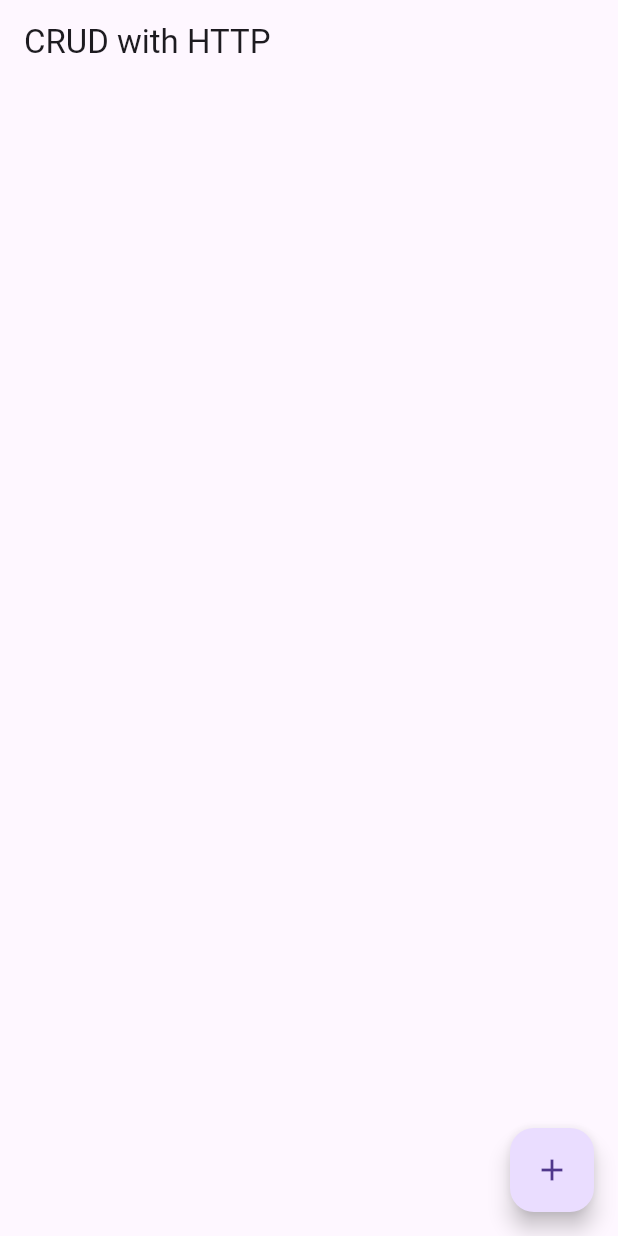
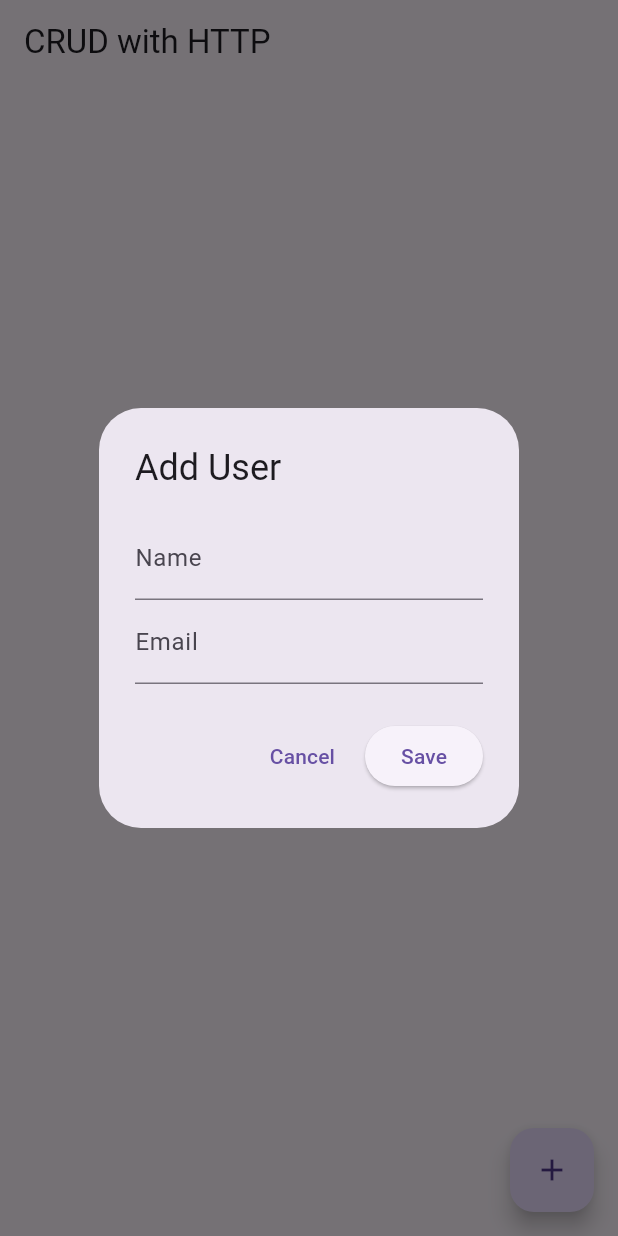
Before and after one commit to sezenteen/Flutter-HTTP-by-JSONplaceholder, a Flutter app: the screen it shows after launch, after a tap on the "add" icon, on a phone screen of 412 x 824 dp. Run offline on Flutter 3.47's test engine with Material 3 defaults, Android fonts, the phone set to English and light mode, and no system bars; network calls fail.

Commit message:
aldaa zassan

```diff
--- a/lib/main.dart
+++ b/lib/main.dart
@@ -92,6 +92,53 @@ Future<void> deleteUser(int id) async {
     }
   }
 
+  // Dialog for adding or editing a user
+  Future<void> showUserDialog({int? id, String? name, String? email}) async {
+    final nameController = TextEditingController(text: name ?? '');
+    final emailController = TextEditingController(text: email ?? '');
+
+    await showDialog(
+      context: context,
+      builder: (context) {
+        return AlertDialog(
+          title: Text(id == null ? 'Add User' : 'Edit User'),
+          content: Column(
+            mainAxisSize: MainAxisSize.min,
+            children: [
+              TextField(
+                controller: nameController,
+                decoration: const InputDecoration(labelText: 'Name'),
+              ),
+              TextField(
+                controller: emailController,
+                decoration: const InputDecoration(labelText: 'Email'),
+              ),
+            ],
+          ),
+          actions: [
+            TextButton(
+              onPressed: () => Navigator.pop(context),
+              child: const Text('Cancel'),
+            ),
+            ElevatedButton(
+              onPressed: () {
+                final userName = nameController.text;
+                final userEmail = emailController.text;
+
+                if (id == null) {
+                  addUser(userName, userEmail); // Add new user
+                } else {
+                  editUser(id, userName, userEmail); // Edit existing user
+                }
+                Navigator.pop(context);
+              },
+              child: const Text('Save'),
+            ),
+          ],
+        );
+      },
+    );
+  }
 
   // UI to display and manage users
   @override
@@ -110,7 +157,11 @@ Future<void> deleteUser(int id) async {
               children: [
                 IconButton(
                   icon: const Icon(Icons.edit),
-                  onPressed: () => editUser(user['id'], 'Updated Name', 'updated@email.com'),
+                  onPressed: () => showUserDialog(
+                    id: user['id'],
+                    name: user['name'],
+                    email: user['email'],
+                  ),
                 ),
                 IconButton(
                   icon: const Icon(Icons.delete),
@@ -122,7 +173,7 @@ Future<void> deleteUser(int id) async {
         },
       ),
       floatingActionButton: FloatingActionButton(
-        onPressed: () => addUser('New User', 'newuser@email.com'),
+        onPressed: () => showUserDialog(),
         child: const Icon(Icons.add),
       ),
     );
```
Lines whose indentation alone changed are shown as unchanged.
